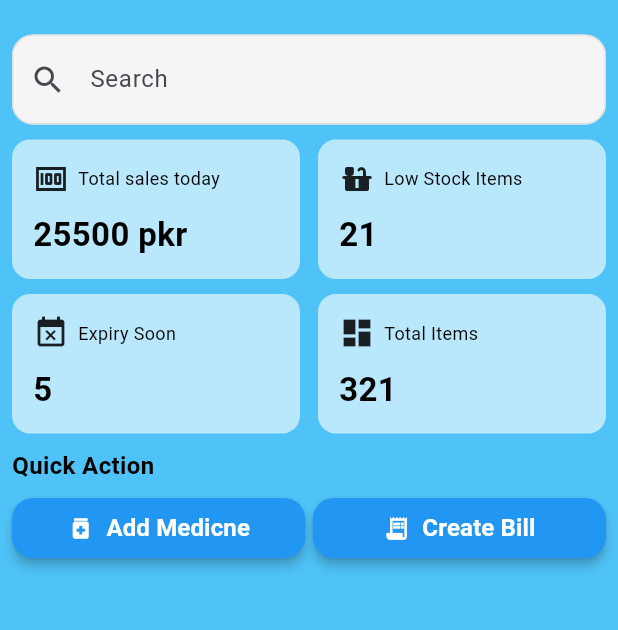
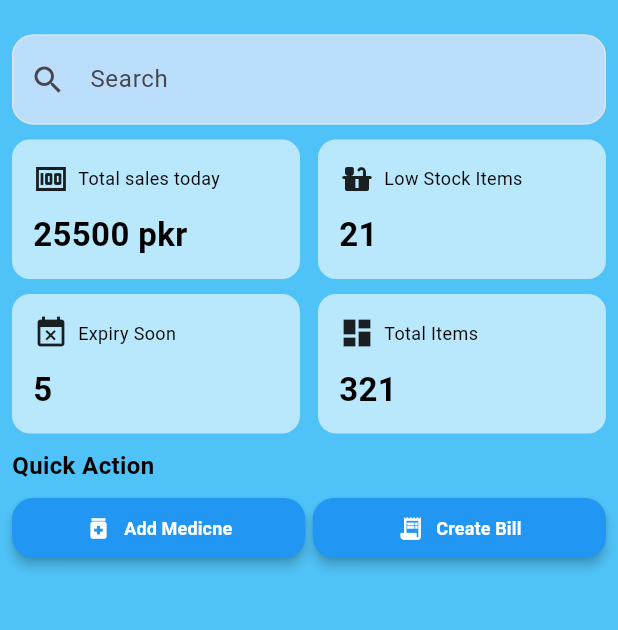
Before and after one commit to Raza373316/PharmaFlow, a Flutter app: the Dashboard screen opened directly, on a phone screen of 412 x 824 dp, the part 84-714 px from its top. Run offline on Flutter 3.47's test engine with Material 3 defaults, Android fonts, the phone set to English and light mode, and no system bars.

Commit message:
some changes done

```diff
--- a/lib/View/Custom Widget/CustomButton.dart
+++ b/lib/View/Custom Widget/CustomButton.dart
@@ -2,6 +2,7 @@
 
 class CustomButton extends StatelessWidget {
   final String text;
+  final double ?fontsize;
   final VoidCallback onPressed;
   final bool isLoading;
   final Color backgroundColor;
@@ -22,6 +23,7 @@
     this.height = 55,
     this.width = double.infinity,
     this.icon,
+    this.fontsize=16,
   });
 
   @override
@@ -53,7 +55,7 @@
               text,
               style: TextStyle(
                 color: textColor,
-                fontSize: 16,
+                fontSize: fontsize,
                 fontWeight: FontWeight.bold,
               ),
             ),
--- a/lib/View/Custom Widget/CustomTextField.dart
+++ b/lib/View/Custom Widget/CustomTextField.dart
@@ -4,6 +4,7 @@
   final TextEditingController controller;
   final String hintText;
   final String? labelText;
+  final Color ?backgroundcolor;
   final IconData? prefixIcon;
   final bool isPassword;
   final TextInputType keyboardType;
@@ -16,6 +17,7 @@
     super.key,
     required this.controller,
     required this.hintText,
+     this.backgroundcolor,
     this.labelText,
     this.prefixIcon,
     this.isPassword = false,
@@ -67,7 +69,7 @@
             : null,
 
         filled: true,
-        fillColor: Colors.grey.shade100,
+        fillColor: widget.backgroundcolor==null?  Colors.grey.shade100 :widget.backgroundcolor,
 
         contentPadding: const EdgeInsets.symmetric(
           horizontal: 16,
```
